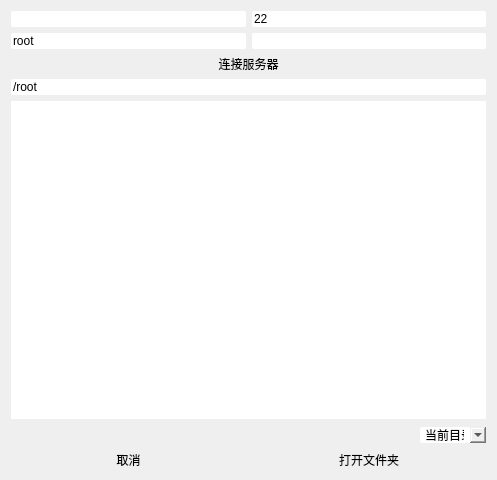
Qt form ui/ui_remote.ui (KaifengT/Batch3D) before a commit.
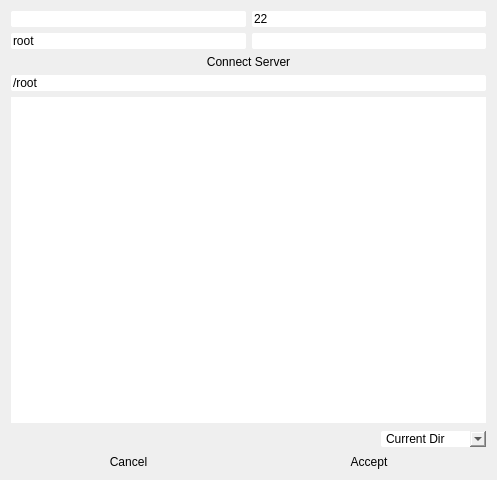
The same form after that commit. Custom widgets are drawn as their Qt base class.

Diff of the .ui file:
```diff
--- a/ui/ui_remote.ui
+++ b/ui/ui_remote.ui
@@ -14,7 +14,7 @@
    </rect>
   </property>
   <property name="windowTitle">
-   <string>选择远程文件</string>
+   <string>Remote Folder</string>
   </property>
   <property name="styleSheet">
    <string notr="true">
@@ -72,7 +72,7 @@
    <item>
     <widget class="PushButton" name="pushButton_connect">
      <property name="text">
-      <string>连接服务器</string>
+      <string>Connect Server</string>
      </property>
     </widget>
    </item>
@@ -120,14 +120,17 @@
      </item>
      <item>
       <widget class="ComboBox" name="comboBox">
+       <property name="currentText">
+        <string>Current Dir</string>
+       </property>
        <item>
         <property name="text">
-         <string>当前目录</string>
+         <string>Current Dir</string>
         </property>
        </item>
        <item>
         <property name="text">
-         <string>递归显示</string>
+         <string>Recursive Open</string>
         </property>
        </item>
       </widget>
@@ -139,14 +142,14 @@
      <item>
       <widget class="PushButton" name="pushButton_cancel">
        <property name="text">
-        <string>取消</string>
+        <string>Cancel</string>
        </property>
       </widget>
      </item>
      <item>
       <widget class="PushButton" name="pushButton_openfolder">
        <property name="text">
-        <string>打开文件夹</string>
+        <string>Accept</string>
        </property>
       </widget>
      </item>
```
